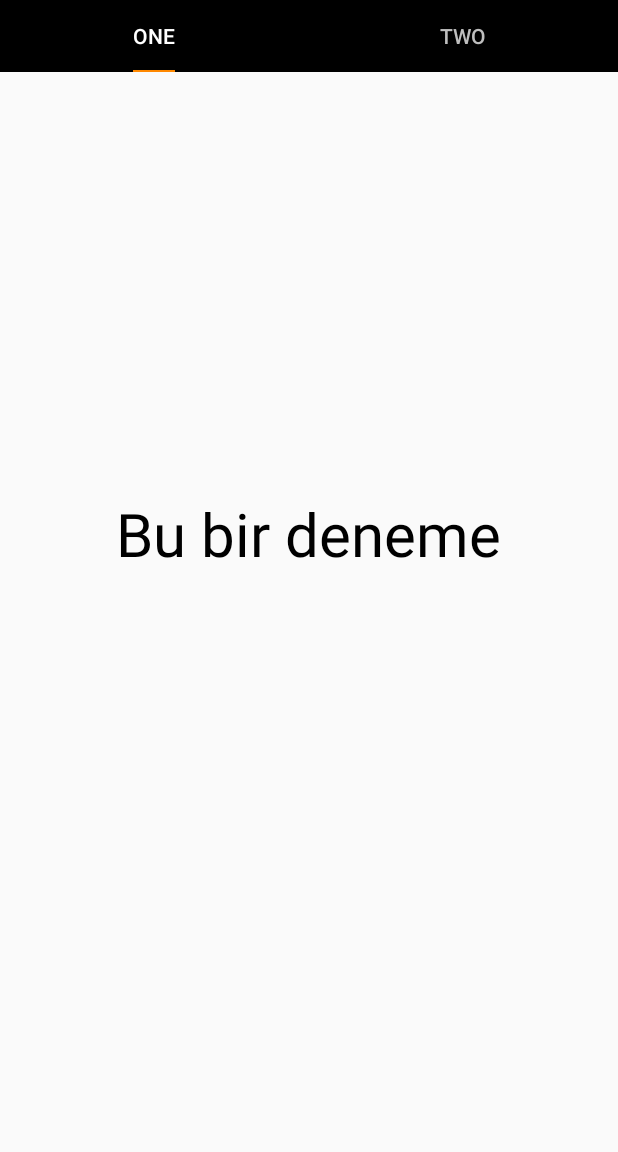
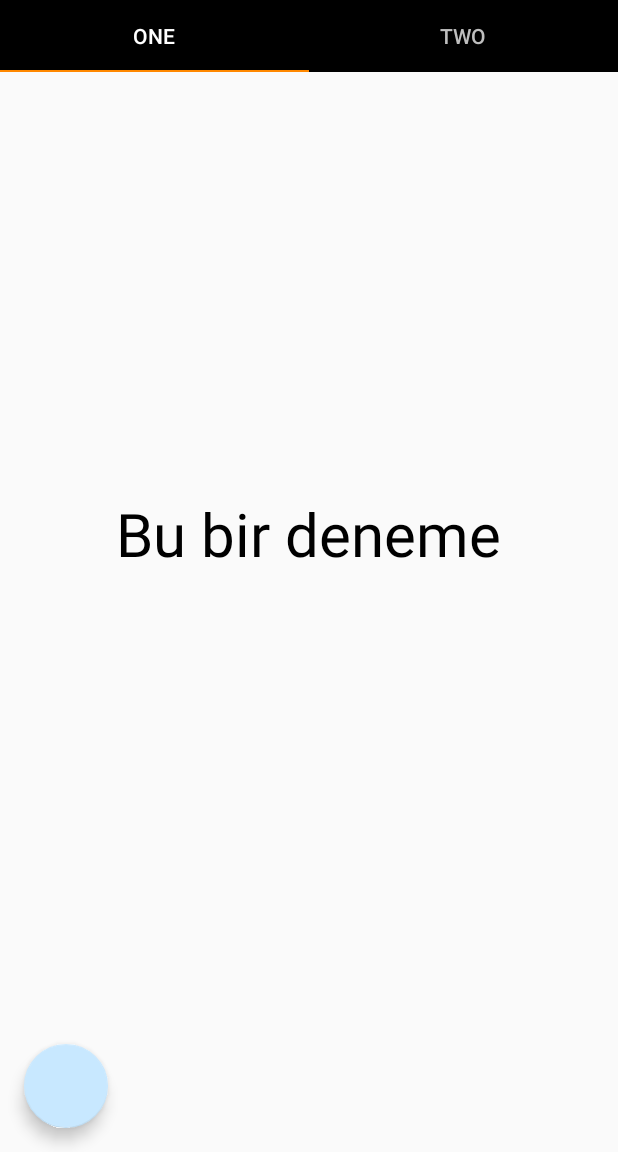
Before and after one commit to pelingcinar/SimpleTabs, an Android app: the screen it shows after launch (MainActivity), on a phone screen of 412 x 824 dp, the part 84-1236 px from its top. Run offline under Robolectric (Android 15) with nearby library versions, the phone set to English and light mode, and no system bars.

Commit message:
Added FloatingActionButton

```diff
--- a/app/src/main/java/com/pelingulcinar/simpletabs/MainActivity.java
+++ b/app/src/main/java/com/pelingulcinar/simpletabs/MainActivity.java
@@ -2,7 +2,10 @@ package com.pelingulcinar.simpletabs;
 
 import android.os.Build;
 import android.os.Bundle;
+import android.view.View;
 
+import com.google.android.material.floatingactionbutton.FloatingActionButton;
+import com.google.android.material.snackbar.Snackbar;
 import com.google.android.material.tabs.TabLayout;
 import com.pelingulcinar.simpletabs.fragments.FirstFragment;
 import com.pelingulcinar.simpletabs.fragments.SecondFragment;
@@ -23,6 +26,7 @@ public class MainActivity extends AppCompatActivity {
     private Toolbar toolbar;
     private TabLayout tabLayout;
     private ViewPager viewPager;
+    private FloatingActionButton fab;
 
     @RequiresApi(api = Build.VERSION_CODES.LOLLIPOP)
     @Override
@@ -40,6 +44,15 @@ public class MainActivity extends AppCompatActivity {
 
         tabLayout = findViewById(R.id.tabs);
         tabLayout.setupWithViewPager(viewPager);
+
+        FloatingActionButton fab = findViewById(R.id.fab);
+        fab.setOnClickListener(new View.OnClickListener() {
+            @Override
+            public void onClick(View view) {
+                Snackbar.make(view, "Here's a Snackbar", Snackbar.LENGTH_LONG)
+                        .setAction("Action", null).show();
+            }
+        });
 
     }
 
--- a/app/src/main/res/layout/activity_main.xml
+++ b/app/src/main/res/layout/activity_main.xml
@@ -11,7 +11,7 @@
             android:layout_width="match_parent"
             android:layout_height="?attr/actionBarSize"
             android:background="@android:color/white"
-            android:elevation="4dp" />
+            android:elevation="4dp"/>
 
     <com.google.android.material.tabs.TabLayout
         android:layout_below="@id/toolbar"
@@ -22,7 +22,7 @@
         app:tabContentStart="2dp"
         app:tabIndicatorColor="@android:color/holo_orange_dark"
         app:tabIndicatorHeight="1dp"
-        app:tabIndicatorFullWidth="false"
+        app:tabIndicatorFullWidth="true"
         app:tabMode="fixed"
         app:tabSelectedTextColor="@android:color/white"
         app:tabTextColor="#BEBEBE"/>
@@ -33,4 +33,11 @@
         android:layout_height="match_parent"
         app:layout_behavior="@string/appbar_scrolling_view_behavior"/>
 
+    <com.google.android.material.floatingactionbutton.FloatingActionButton
+        android:layout_width="wrap_content"
+        android:layout_height="wrap_content"
+        android:layout_alignParentBottom="true"
+        android:id="@+id/fab"
+        android:layout_margin="16dp"/>
+
 </RelativeLayout>
--- a/app/src/main/res/navigation/mobile_navigation.xml
+++ b/app/src/main/res/navigation/mobile_navigation.xml
@@ -1,5 +1,5 @@
 <?xml version="1.0" encoding="utf-8"?>
 <navigation xmlns:android="http://schemas.android.com/apk/res/android"
-    android:id="@+id/mobile_navigation">
-
-</navigation>
+    xmlns:app="http://schemas.android.com/apk/res-auto"
+    xmlns:tools="http://schemas.android.com/tools"
+    android:id="@+id/mobile_navigation"/>
```
